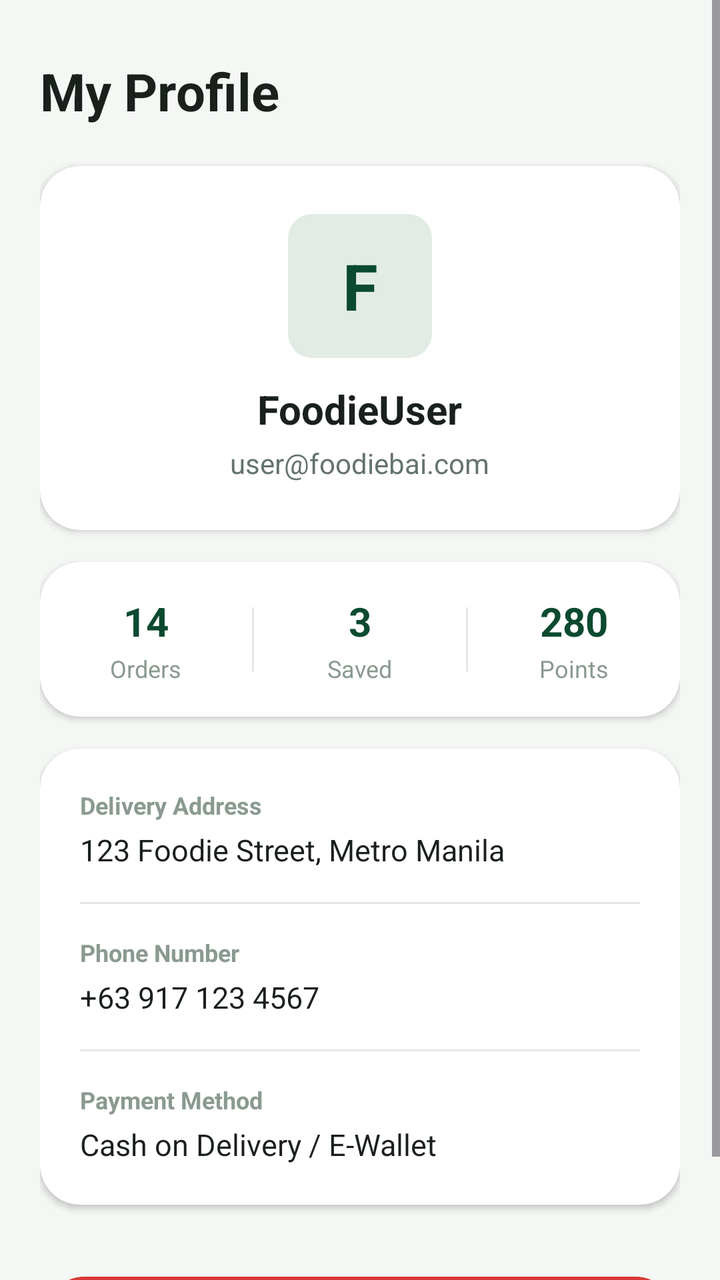
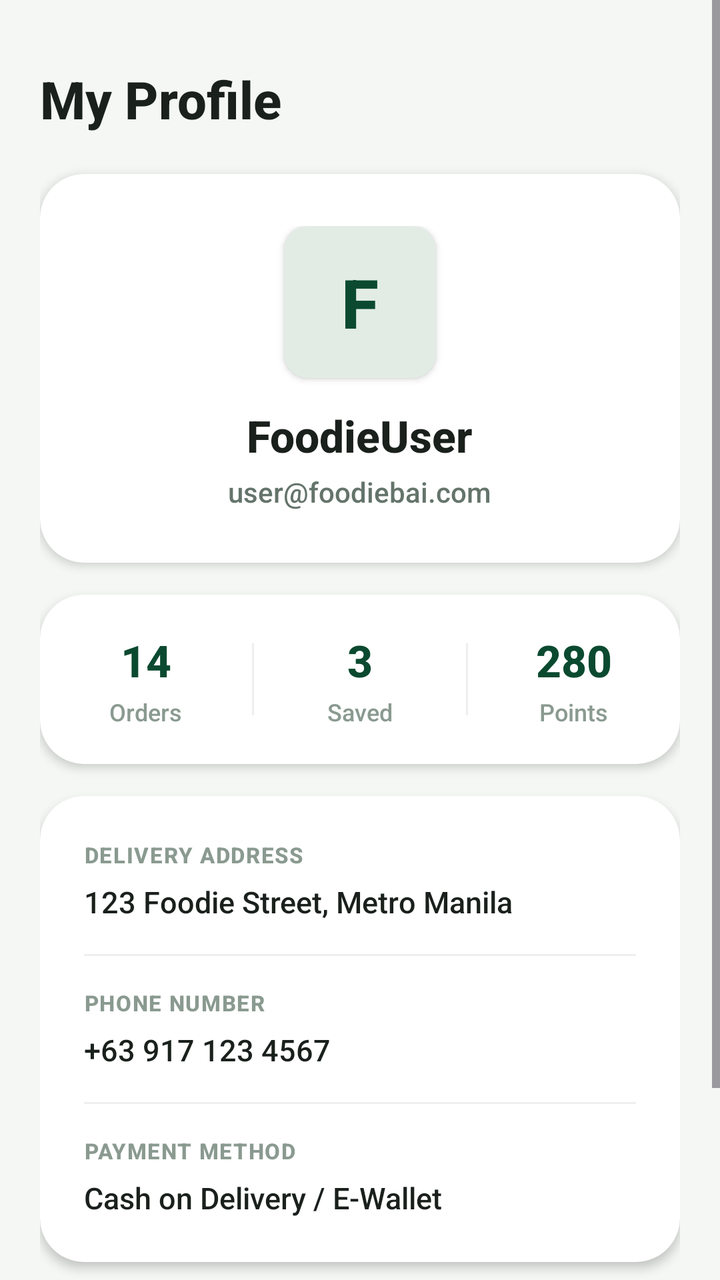

Two renders of the same Android screen: before a commit and after it. Below are the layout's source before the change and the commit's diff.
<!-- AndroidManifest.xml: application theme Theme.FoodOrderingSystem -->
<!-- res/layout/fragment_profile.xml -->
<?xml version="1.0" encoding="utf-8"?>
<ScrollView xmlns:android="http://schemas.android.com/apk/res/android"
    xmlns:app="http://schemas.android.com/apk/res-auto"
    android:layout_width="match_parent"
    android:layout_height="match_parent"
    android:background="@color/bg_screen"
    android:fillViewport="true">

    <LinearLayout
        android:layout_width="match_parent"
        android:layout_height="wrap_content"
        android:orientation="vertical"
        android:padding="20dp">

        <TextView
            android:layout_width="wrap_content"
            android:layout_height="wrap_content"
            android:layout_marginTop="8dp"
            android:text="My Profile"
            android:textColor="@color/text_dark"
            android:textSize="26sp"
            android:textStyle="bold" />

        
        <androidx.cardview.widget.CardView
            android:layout_width="match_parent"
            android:layout_height="wrap_content"
            android:layout_marginTop="20dp"
            app:cardBackgroundColor="@color/white"
            app:cardCornerRadius="20dp"
            app:cardElevation="2dp">

            <LinearLayout
                android:layout_width="match_parent"
                android:layout_height="wrap_content"
                android:gravity="center_horizontal"
                android:orientation="vertical"
                android:padding="24dp">

                <TextView
                    android:id="@+id/tv_profile_avatar"
                    android:layout_width="72dp"
                    android:layout_height="72dp"
                    android:background="@drawable/bg_badge_green"
                    android:gravity="center"
                    android:text="F"
                    android:textColor="@color/primary_green_dark"
                    android:textSize="32sp"
                    android:textStyle="bold" />

                <TextView
                    android:id="@+id/tv_username"
                    android:layout_width="wrap_content"
                    android:layout_height="wrap_content"
                    android:layout_marginTop="12dp"
                    android:text="FoodieUser"
                    android:textColor="@color/text_dark"
                    android:textSize="20sp"
                    android:textStyle="bold" />

                <TextView
                    android:id="@+id/tv_email"
                    android:layout_width="wrap_content"
                    android:layout_height="wrap_content"
                    android:layout_marginTop="4dp"
                    android:text="user@foodiebai.com"
                    android:textColor="@color/text_secondary"
                    android:textSize="14sp" />

            </LinearLayout>
        </androidx.cardview.widget.CardView>

        
        <androidx.cardview.widget.CardView
            android:layout_width="match_parent"
            android:layout_height="wrap_content"
            android:layout_marginTop="16dp"
            app:cardBackgroundColor="@color/white"
            app:cardCornerRadius="20dp"
            app:cardElevation="2dp">

            <LinearLayout
                android:layout_width="match_parent"
                android:layout_height="wrap_content"
                android:orientation="horizontal"
                android:paddingVertical="16dp">

                <LinearLayout
                    android:layout_width="0dp"
                    android:layout_height="wrap_content"
                    android:layout_weight="1"
                    android:gravity="center"
                    android:orientation="vertical">

                    <TextView
                        android:id="@+id/tv_stat_orders"
                        android:layout_width="wrap_content"
                        android:layout_height="wrap_content"
                        android:text="14"
                        android:textColor="@color/primary_green_dark"
                        android:textSize="20sp"
                        android:textStyle="bold" />

                    <TextView
                        android:layout_width="wrap_content"
                        android:layout_height="wrap_content"
                        android:layout_marginTop="2dp"
                        android:text="Orders"
                        android:textColor="@color/text_muted"
                        android:textSize="12sp" />
                </LinearLayout>

                <View
                    android:layout_width="1dp"
                    android:layout_height="32dp"
                    android:layout_gravity="center_vertical"
                    android:background="@color/border_light" />

                <LinearLayout
                    android:layout_width="0dp"
                    android:layout_height="wrap_content"
                    android:layout_weight="1"
                    android:gravity="center"
                    android:orientation="vertical">

                    <TextView
                        android:id="@+id/tv_stat_favorites"
                        android:layout_width="wrap_content"
                        android:layout_height="wrap_content"
                        android:text="3"
                        android:textColor="@color/primary_green_dark"
                        android:textSize="20sp"
                        android:textStyle="bold" />

                    <TextView
                        android:layout_width="wrap_content"
                        android:layout_height="wrap_content"
                        android:layout_marginTop="2dp"
                        android:text="Saved"
                        android:textColor="@color/text_muted"
                        android:textSize="12sp" />
                </LinearLayout>

                <View
                    android:layout_width="1dp"
                    android:layout_height="32dp"
                    android:layout_gravity="center_vertical"
                    android:background="@color/border_light" />

                <LinearLayout
                    android:layout_width="0dp"
                    android:layout_height="wrap_content"
                    android:layout_weight="1"
                    android:gravity="center"
                    android:orientation="vertical">

                    <TextView
                        android:layout_width="wrap_content"
                        android:layout_height="wrap_content"
                        android:text="280"
                        android:textColor="@color/primary_green_dark"
                        android:textSize="20sp"
                        android:textStyle="bold" />

                    <TextView
                        android:layout_width="wrap_content"
                        android:layout_height="wrap_content"
                        android:layout_marginTop="2dp"
                        android:text="Points"
                        android:textColor="@color/text_muted"
                        android:textSize="12sp" />
                </LinearLayout>
            </LinearLayout>
        </androidx.cardview.widget.CardView>

        
        <androidx.cardview.widget.CardView
            android:layout_width="match_parent"
            android:layout_height="wrap_content"
            android:layout_marginTop="16dp"
            app:cardBackgroundColor="@color/white"
            app:cardCornerRadius="20dp"
            app:cardElevation="2dp">

            <LinearLayout
                android:layout_width="match_parent"
                android:layout_height="wrap_content"
                android:orientation="vertical"
                android:padding="20dp">

                <TextView
                    android:layout_width="wrap_content"
                    android:layout_height="wrap_content"
                    android:text="Delivery Address"
                    android:textColor="@color/text_muted"
                    android:textSize="12sp"
                    android:textStyle="bold" />

                <TextView
                    android:id="@+id/tv_address"
                    android:layout_width="wrap_content"
                    android:layout_height="wrap_content"
                    android:layout_marginTop="4dp"
                    android:text="123 Foodie Street, Metro Manila"
                    android:textColor="@color/text_dark"
                    android:textSize="15sp" />

                <View
                    android:layout_width="match_parent"
                    android:layout_height="1dp"
                    android:layout_marginVertical="16dp"
                    android:background="@color/border_light" />

                <TextView
                    android:layout_width="wrap_content"
                    android:layout_height="wrap_content"
                    android:text="Phone Number"
                    android:textColor="@color/text_muted"
                    android:textSize="12sp"
                    android:textStyle="bold" />

                <TextView
                    android:id="@+id/tv_phone"
                    android:layout_width="wrap_content"
                    android:layout_height="wrap_content"
                    android:layout_marginTop="4dp"
                    android:text="+63 917 123 4567"
                    android:textColor="@color/text_dark"
                    android:textSize="15sp" />

                <View
                    android:layout_width="match_parent"
                    android:layout_height="1dp"
                    android:layout_marginVertical="16dp"
                    android:background="@color/border_light" />

                <TextView
                    android:layout_width="wrap_content"
                    android:layout_height="wrap_content"
                    android:text="Payment Method"
                    android:textColor="@color/text_muted"
                    android:textSize="12sp"
                    android:textStyle="bold" />

                <TextView
                    android:layout_width="wrap_content"
                    android:layout_height="wrap_content"
                    android:layout_marginTop="4dp"
                    android:text="Cash on Delivery / E-Wallet"
                    android:textColor="@color/text_dark"
                    android:textSize="15sp" />
            </LinearLayout>
        </androidx.cardview.widget.CardView>

        <Button
            android:id="@+id/btn_logout"
            android:layout_width="match_parent"
            android:layout_height="54dp"
            android:layout_marginTop="32dp"
            android:backgroundTint="#D93838"
            android:text="Log Out"
            android:textColor="@color/white"
            android:textSize="16sp"
            android:textStyle="bold"
            app:cornerRadius="27dp" />

    </LinearLayout>
</ScrollView>
<!-- resources referenced by this layout -->
<resources>
  <color name="bg_screen">#F4F7F4</color>
  <color name="border_light">#E2E8E4</color>
  <color name="primary_green_dark">#0B4A30</color>
  <color name="text_dark">#1A201C</color>
  <color name="text_muted">#8A9A90</color>
  <color name="text_secondary">#64746B</color>
  <color name="white">#FFFFFFFF</color>
  <!-- drawable bg_badge_green (drawable) -->
  <?xml version="1.0" encoding="utf-8"?>
  <shape xmlns:android="http://schemas.android.com/apk/res/android">
      <solid android:color="#E2ECE5" />
      <corners android:radius="12dp" />
  </shape>
  <style name="Theme.FoodOrderingSystem" parent="Base.Theme.FoodOrderingSystem" />
  <style name="Base.Theme.FoodOrderingSystem" parent="Theme.Material3.DayNight.NoActionBar">
          <item name="colorPrimary">@color/primary_green</item>
          <item name="colorOnPrimary">@color/white</item>
          <item name="android:windowBackground">@color/bg_screen</item>
          <item name="android:statusBarColor">@color/bg_screen</item>
          <item name="android:windowLightStatusBar">true</item>
      </style>
  <color name="primary_green">#0F5A3B</color>
</resources>

<!-- the commit's change to res/layout/fragment_profile.xml (unified diff, before → after) -->
@@ -12,50 +12,55 @@
         android:orientation="vertical"
         android:padding="20dp">
 
+        
+        
         <TextView
             android:layout_width="wrap_content"
             android:layout_height="wrap_content"
-            android:layout_marginTop="8dp"
+            android:layout_marginTop="12dp"
             android:text="My Profile"
             android:textColor="@color/text_dark"
             android:textSize="26sp"
             android:textStyle="bold" />
 
         
+        
         <androidx.cardview.widget.CardView
             android:layout_width="match_parent"
             android:layout_height="wrap_content"
             android:layout_marginTop="20dp"
             app:cardBackgroundColor="@color/white"
-            app:cardCornerRadius="20dp"
-            app:cardElevation="2dp">
+            app:cardCornerRadius="22dp"
+            app:cardElevation="3dp">
 
             <LinearLayout
                 android:layout_width="match_parent"
                 android:layout_height="wrap_content"
                 android:gravity="center_horizontal"
                 android:orientation="vertical"
-                android:padding="24dp">
-
+                android:padding="26dp">
+
+                
                 <TextView
                     android:id="@+id/tv_profile_avatar"
-                    android:layout_width="72dp"
-                    android:layout_height="72dp"
+                    android:layout_width="76dp"
+                    android:layout_height="76dp"
                     android:background="@drawable/bg_badge_green"
+                    android:elevation="2dp"
                     android:gravity="center"
                     android:text="F"
                     android:textColor="@color/primary_green_dark"
-                    android:textSize="32sp"
+                    android:textSize="34sp"
                     android:textStyle="bold" />
 
                 <TextView
                     android:id="@+id/tv_username"
                     android:layout_width="wrap_content"
                     android:layout_height="wrap_content"
-                    android:layout_marginTop="12dp"
+                    android:layout_marginTop="14dp"
                     android:text="FoodieUser"
                     android:textColor="@color/text_dark"
-                    android:textSize="20sp"
+                    android:textSize="22sp"
                     android:textStyle="bold" />
 
                 <TextView
@@ -71,19 +76,20 @@
         </androidx.cardview.widget.CardView>
 
         
+        
         <androidx.cardview.widget.CardView
             android:layout_width="match_parent"
             android:layout_height="wrap_content"
             android:layout_marginTop="16dp"
             app:cardBackgroundColor="@color/white"
-            app:cardCornerRadius="20dp"
-            app:cardElevation="2dp">
+            app:cardCornerRadius="22dp"
+            app:cardElevation="3dp">
 
             <LinearLayout
                 android:layout_width="match_parent"
                 android:layout_height="wrap_content"
                 android:orientation="horizontal"
-                android:paddingVertical="16dp">
+                android:paddingVertical="18dp">
 
                 <LinearLayout
                     android:layout_width="0dp"
@@ -98,13 +104,13 @@
                         android:layout_height="wrap_content"
                         android:text="14"
                         android:textColor="@color/primary_green_dark"
-                        android:textSize="20sp"
+                        android:textSize="22sp"
                         android:textStyle="bold" />
 
                     <TextView
                         android:layout_width="wrap_content"
                         android:layout_height="wrap_content"
-                        android:layout_marginTop="2dp"
+                        android:layout_marginTop="3dp"
                         android:text="Orders"
                         android:textColor="@color/text_muted"
                         android:textSize="12sp" />
@@ -112,9 +118,9 @@
 
                 <View
                     android:layout_width="1dp"
-                    android:layout_height="32dp"
+                    android:layout_height="36dp"
                     android:layout_gravity="center_vertical"
-                    android:background="@color/border_light" />
+                    android:background="@color/divider" />
 
                 <LinearLayout
                     android:layout_width="0dp"
@@ -129,13 +135,13 @@
                         android:layout_height="wrap_content"
                         android:text="3"
                         android:textColor="@color/primary_green_dark"
-                        android:textSize="20sp"
+                        android:textSize="22sp"
                         android:textStyle="bold" />
 
                     <TextView
                         android:layout_width="wrap_content"
                         android:layout_height="wrap_content"
-                        android:layout_marginTop="2dp"
+                        android:layout_marginTop="3dp"
                         android:text="Saved"
                         android:textColor="@color/text_muted"
                         android:textSize="12sp" />
@@ -143,9 +149,9 @@
 
                 <View
                     android:layout_width="1dp"
-                    android:layout_height="32dp"
+                    android:layout_height="36dp"
                     android:layout_gravity="center_vertical"
-                    android:background="@color/border_light" />
+                    android:background="@color/divider" />
 
                 <LinearLayout
                     android:layout_width="0dp"
@@ -159,13 +165,13 @@
                         android:layout_height="wrap_content"
                         android:text="280"
                         android:textColor="@color/primary_green_dark"
-                        android:textSize="20sp"
+                        android:textSize="22sp"
                         android:textStyle="bold" />
 
                     <TextView
                         android:layout_width="wrap_content"
                         android:layout_height="wrap_content"
-                        android:layout_marginTop="2dp"
+                        android:layout_marginTop="3dp"
                         android:text="Points"
                         android:textColor="@color/text_muted"
                         android:textSize="12sp" />
@@ -174,33 +180,35 @@
         </androidx.cardview.widget.CardView>
 
         
+        
         <androidx.cardview.widget.CardView
             android:layout_width="match_parent"
             android:layout_height="wrap_content"
             android:layout_marginTop="16dp"
             app:cardBackgroundColor="@color/white"
-            app:cardCornerRadius="20dp"
-            app:cardElevation="2dp">
+            app:cardCornerRadius="22dp"
+            app:cardElevation="3dp">
 
             <LinearLayout
                 android:layout_width="match_parent"
                 android:layout_height="wrap_content"
                 android:orientation="vertical"
-                android:padding="20dp">
-
-                <TextView
-                    android:layout_width="wrap_content"
-                    android:layout_height="wrap_content"
-                    android:text="Delivery Address"
+                android:padding="22dp">
+
+                <TextView
+                    android:layout_width="wrap_content"
+                    android:layout_height="wrap_content"
+                    android:letterSpacing="0.05"
+                    android:text="DELIVERY ADDRESS"
                     android:textColor="@color/text_muted"
-                    android:textSize="12sp"
+                    android:textSize="11sp"
                     android:textStyle="bold" />
 
                 <TextView
                     android:id="@+id/tv_address"
                     android:layout_width="wrap_content"
                     android:layout_height="wrap_content"
-                    android:layout_marginTop="4dp"
+                    android:layout_marginTop="6dp"
                     android:text="123 Foodie Street, Metro Manila"
                     android:textColor="@color/text_dark"
                     android:textSize="15sp" />
@@ -209,21 +217,22 @@
                     android:layout_width="match_parent"
                     android:layout_height="1dp"
                     android:layout_marginVertical="16dp"
-                    android:background="@color/border_light" />
-
-                <TextView
-                    android:layout_width="wrap_content"
-                    android:layout_height="wrap_content"
-                    android:text="Phone Number"
+                    android:background="@color/divider" />
+
+                <TextView
+                    android:layout_width="wrap_content"
+                    android:layout_height="wrap_content"
+                    android:letterSpacing="0.05"
+                    android:text="PHONE NUMBER"
                     android:textColor="@color/text_muted"
-                    android:textSize="12sp"
+                    android:textSize="11sp"
                     android:textStyle="bold" />
 
                 <TextView
                     android:id="@+id/tv_phone"
                     android:layout_width="wrap_content"
                     android:layout_height="wrap_content"
-                    android:layout_marginTop="4dp"
+                    android:layout_marginTop="6dp"
                     android:text="+63 917 123 4567"
                     android:textColor="@color/text_dark"
                     android:textSize="15sp" />
@@ -232,32 +241,38 @@
                     android:layout_width="match_parent"
                     android:layout_height="1dp"
                     android:layout_marginVertical="16dp"
-                    android:background="@color/border_light" />
-
-                <TextView
-                    android:layout_width="wrap_content"
-                    android:layout_height="wrap_content"
-                    android:text="Payment Method"
+                    android:background="@color/divider" />
+
+                <TextView
+                    android:layout_width="wrap_content"
+                    android:layout_height="wrap_content"
+                    android:letterSpacing="0.05"
+                    android:text="PAYMENT METHOD"
                     android:textColor="@color/text_muted"
-                    android:textSize="12sp"
-                    android:textStyle="bold" />
-
-                <TextView
-                    android:layout_width="wrap_content"
-                    android:layout_height="wrap_content"
-                    android:layout_marginTop="4dp"
+                    android:textSize="11sp"
+                    android:textStyle="bold" />
+
+                <TextView
+                    android:layout_width="wrap_content"
+                    android:layout_height="wrap_content"
+                    android:layout_marginTop="6dp"
                     android:text="Cash on Delivery / E-Wallet"
                     android:textColor="@color/text_dark"
                     android:textSize="15sp" />
             </LinearLayout>
         </androidx.cardview.widget.CardView>
 
+        
+        
         <Button
             android:id="@+id/btn_logout"
             android:layout_width="match_parent"
             android:layout_height="54dp"
             android:layout_marginTop="32dp"
+            android:layout_marginBottom="16dp"
             android:backgroundTint="#D93838"
+            android:elevation="4dp"
+            android:stateListAnimator="@null"
             android:text="Log Out"
             android:textColor="@color/white"
             android:textSize="16sp"
<!-- resource entries referenced after the edit -->
@@ -1,7 +1,7 @@
 <!-- resources referenced by this layout -->
 <resources>
   <color name="bg_screen">#F4F7F4</color>
-  <color name="border_light">#E2E8E4</color>
+  <color name="divider">#ECF0ED</color>
   <color name="primary_green_dark">#0B4A30</color>
   <color name="text_dark">#1A201C</color>
   <color name="text_muted">#8A9A90</color>
@@ -20,6 +20,9 @@
           <item name="android:windowBackground">@color/bg_screen</item>
           <item name="android:statusBarColor">@color/bg_screen</item>
           <item name="android:windowLightStatusBar">true</item>
+          
+          <item name="android:overScrollMode">never</item>
+          <item name="android:fontFamily">sans-serif-medium</item>
       </style>
   <color name="primary_green">#0F5A3B</color>
 </resources>
